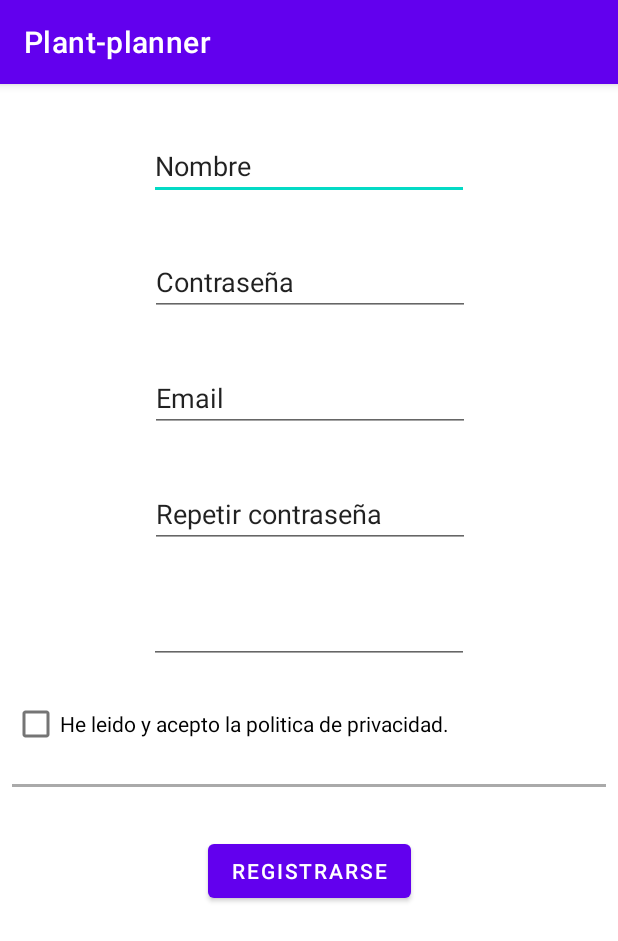
After one commit to anton-gendra/plant-planner, an Android app: the RegisterActivity screen opened directly, with no data from a screen before it, on a phone screen of 412 x 824 dp. The commit adds this screen. Shown: the top 941 px of the screen. Run offline under Robolectric (Android 15) with nearby library versions, the phone set to English and light mode, and no system bars.

Commit message:
Primera versión de la pantalla de inicio y para registrarse

```diff
--- a/app/src/main/AndroidManifest.xml
+++ b/app/src/main/AndroidManifest.xml
@@ -12,6 +12,12 @@
         android:theme="@style/Theme.Plantplanner"
         tools:targetApi="31">
         <activity
+            android:name=".RegisterActivity"
+            android:exported="false" />
+        <activity
+            android:name=".LoginActivity"
+            android:exported="false" />
+        <activity
             android:name=".MainActivity"
             android:exported="true">
             <intent-filter>
--- /dev/null
+++ b/app/src/main/java/com/apm/plant_planner/RegisterActivity.kt
@@ -0,0 +1,11 @@
+package com.apm.plant_planner
+
+import androidx.appcompat.app.AppCompatActivity
+import android.os.Bundle
+
+class RegisterActivity : AppCompatActivity() {
+    override fun onCreate(savedInstanceState: Bundle?) {
+        super.onCreate(savedInstanceState)
+        setContentView(R.layout.activity_register)
+    }
+}
--- /dev/null
+++ b/app/src/main/res/drawable/button_rounded.xml
@@ -0,0 +1,4 @@
+<?xml version="1.0" encoding="utf-8"?>
+<shape xmlns:android="http://schemas.android.com/apk/res/android">
+    <corners android:radius="16dp"/>
+</shape>
--- /dev/null
+++ b/app/src/main/res/layout/activity_register.xml
@@ -0,0 +1,130 @@
+<?xml version="1.0" encoding="utf-8"?>
+<androidx.constraintlayout.widget.ConstraintLayout xmlns:android="http://schemas.android.com/apk/res/android"
+    xmlns:app="http://schemas.android.com/apk/res-auto"
+    xmlns:tools="http://schemas.android.com/tools"
+    android:layout_width="match_parent"
+    android:layout_height="match_parent"
+    tools:context=".RegisterActivity">
+
+    <EditText
+        android:id="@+id/editTextTextPersonName"
+        android:layout_width="wrap_content"
+        android:layout_height="wrap_content"
+        android:layout_marginStart="8dp"
+        android:layout_marginLeft="8dp"
+        android:layout_marginTop="32dp"
+        android:layout_marginEnd="8dp"
+        android:layout_marginRight="8dp"
+        android:ems="10"
+        android:inputType="textPersonName"
+        android:text="@string/name_label"
+        app:layout_constraintEnd_toEndOf="parent"
+        app:layout_constraintStart_toStartOf="parent"
+        app:layout_constraintTop_toTopOf="parent" />
+
+    <EditText
+        android:id="@+id/editTextTextPersonName3"
+        android:layout_width="wrap_content"
+        android:layout_height="wrap_content"
+        android:layout_marginStart="8dp"
+        android:layout_marginLeft="8dp"
+        android:layout_marginTop="32dp"
+        android:layout_marginEnd="8dp"
+        android:layout_marginRight="8dp"
+        android:ems="10"
+        android:inputType="textEmailAddress"
+        android:text="@string/email_label"
+        app:layout_constraintEnd_toEndOf="parent"
+        app:layout_constraintHorizontal_bias="0.502"
+        app:layout_constraintStart_toStartOf="parent"
+        app:layout_constraintTop_toBottomOf="@+id/editTextTextPersonName5" />
+
+    <EditText
+        android:id="@+id/editTextTextPersonName5"
+        android:layout_width="wrap_content"
+        android:layout_height="wrap_content"
+        android:layout_marginStart="8dp"
+        android:layout_marginLeft="8dp"
+        android:layout_marginTop="32dp"
+        android:layout_marginEnd="8dp"
+        android:layout_marginRight="8dp"
+        android:ems="10"
+        android:inputType="textPersonName"
+        android:text="@string/password_label"
+        app:layout_constraintEnd_toEndOf="parent"
+        app:layout_constraintHorizontal_bias="0.502"
+        app:layout_constraintStart_toStartOf="parent"
+        app:layout_constraintTop_toBottomOf="@+id/editTextTextPersonName" />
+
+    <EditText
+        android:id="@+id/editTextTextPersonName4"
+        android:layout_width="wrap_content"
+        android:layout_height="wrap_content"
+        android:layout_marginStart="8dp"
+        android:layout_marginLeft="8dp"
+        android:layout_marginTop="32dp"
+        android:layout_marginEnd="8dp"
+        android:layout_marginRight="8dp"
+        android:ems="10"
+        android:inputType="textPersonName"
+        android:text="@string/repeat_password_label"
+        app:layout_constraintEnd_toEndOf="parent"
+        app:layout_constraintHorizontal_bias="0.502"
+        app:layout_constraintStart_toStartOf="parent"
+        app:layout_constraintTop_toBottomOf="@+id/editTextTextPersonName3" />
+
+    <EditText
+        android:id="@+id/editTextDate"
+        android:layout_width="wrap_content"
+        android:layout_height="wrap_content"
+        android:layout_marginStart="8dp"
+        android:layout_marginLeft="8dp"
+        android:layout_marginTop="32dp"
+        android:layout_marginEnd="8dp"
+        android:layout_marginRight="8dp"
+        android:ems="10"
+        android:inputType="date"
+        app:layout_constraintEnd_toEndOf="parent"
+        app:layout_constraintStart_toStartOf="parent"
+        app:layout_constraintTop_toBottomOf="@+id/editTextTextPersonName4"
+        />
+
+    <CheckBox
+        android:id="@+id/checkBox"
+        android:layout_width="wrap_content"
+        android:layout_height="wrap_content"
+        android:layout_marginStart="8dp"
+        android:layout_marginLeft="8dp"
+        android:layout_marginTop="16dp"
+        android:text="@string/accept_terms_label"
+        app:layout_constraintStart_toStartOf="parent"
+        app:layout_constraintTop_toBottomOf="@+id/editTextDate" />
+
+    <View
+        android:id="@+id/view2"
+        android:layout_width="match_parent"
+        android:layout_height="2dp"
+        android:layout_marginStart="8dp"
+        android:layout_marginLeft="8dp"
+        android:layout_marginTop="16dp"
+        android:layout_marginEnd="8dp"
+        android:layout_marginRight="8dp"
+        android:background="@android:color/darker_gray"
+        app:layout_constraintEnd_toEndOf="parent"
+        app:layout_constraintStart_toStartOf="parent"
+        app:layout_constraintTop_toBottomOf="@+id/checkBox" />
+
+    <Button
+        android:id="@+id/button2"
+        android:layout_width="wrap_content"
+        android:layout_height="wrap_content"
+        android:layout_marginStart="32dp"
+        android:layout_marginLeft="32dp"
+        android:layout_marginTop="32dp"
+        android:layout_marginEnd="32dp"
+        android:layout_marginRight="32dp"
+        android:text="@string/register_label"
+        app:layout_constraintEnd_toEndOf="parent"
+        app:layout_constraintStart_toStartOf="parent"
+        app:layout_constraintTop_toBottomOf="@+id/view2" />
+</androidx.constraintlayout.widget.ConstraintLayout>
--- a/app/src/main/res/values/strings.xml
+++ b/app/src/main/res/values/strings.xml
@@ -1,3 +1,14 @@
 <resources>
     <string name="app_name">Plant-planner</string>
+    <string name="user_label">Usuario</string>
+    <string name="password_label">Contraseña</string>
+    <string name="log_in_label">Iniciar sesión</string>
+    <string name="email_register_label">Registrarse con Email</string>
+    <string name="twitter_log_in_label">Entrar con Twitter</string>
+    <string name="google_log_in_label">Entrar con Google</string>
+    <string name="name_label">Nombre</string>
+    <string name="email_label">Email</string>
+    <string name="repeat_password_label">Repetir contraseña</string>
+    <string name="accept_terms_label">He leido y acepto la politica de privacidad.</string>
+    <string name="register_label">Registrarse</string>
 </resources>
```
Also changed, not shown: app/src/main/java/com/apm/plant_planner/LoginActivity.kt (added, +11 -0 lines), app/src/main/res/layout/activity_login.xml (added, +117 -0 lines).
